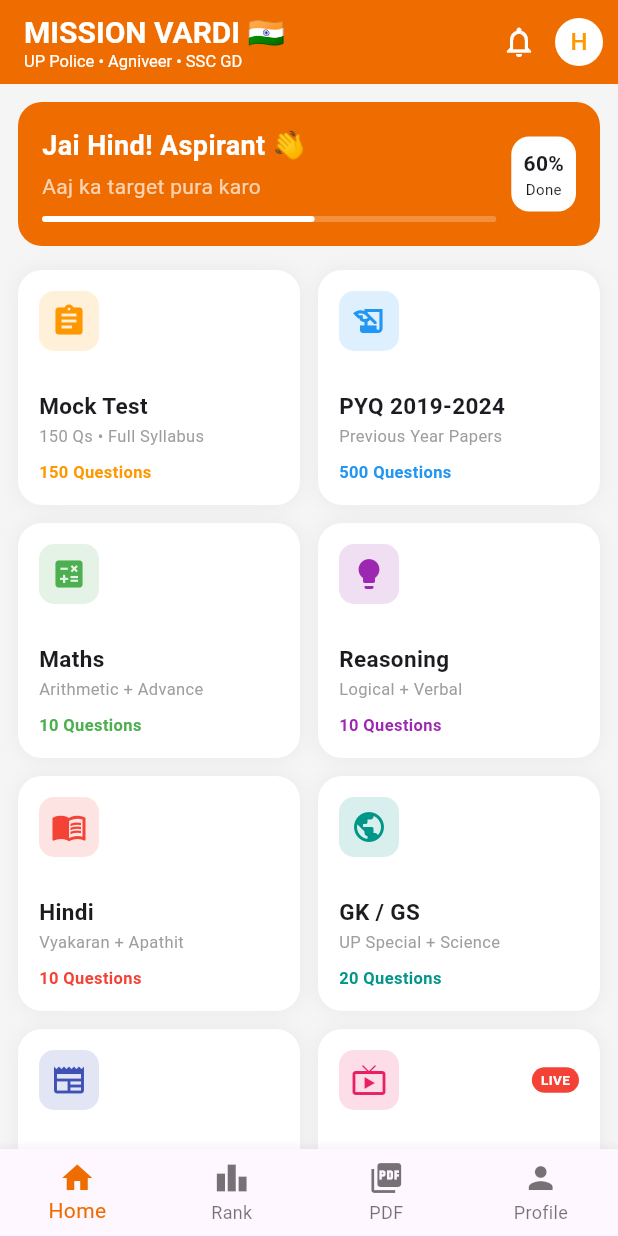
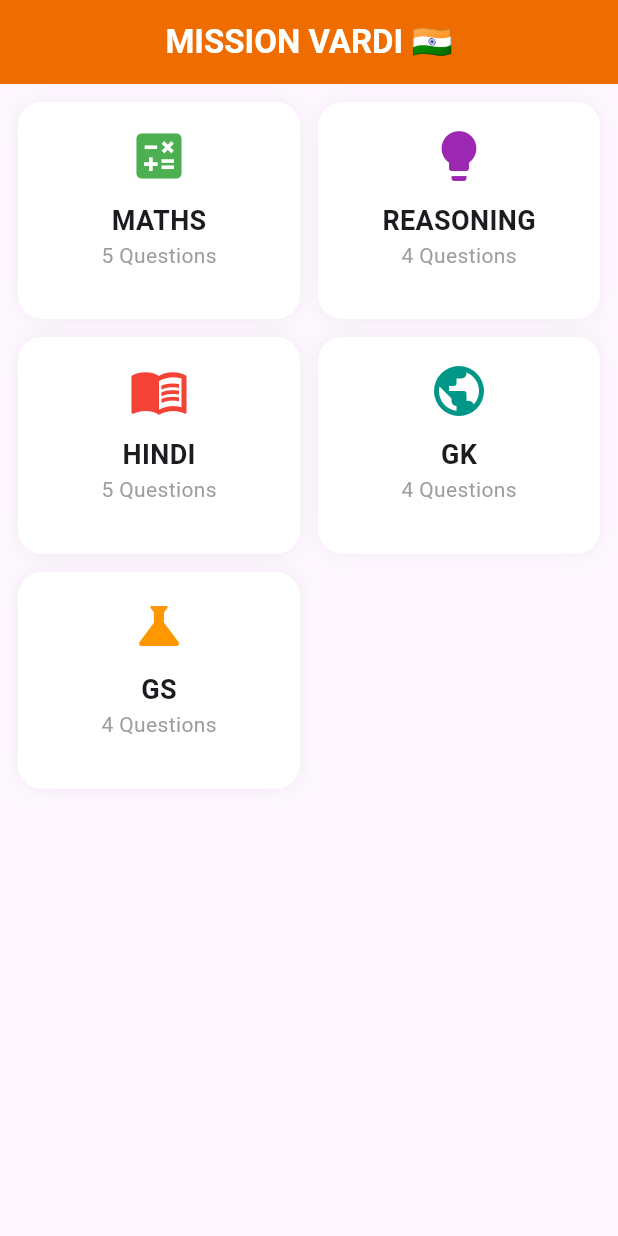
Before and after one commit to himanshukumar8391-svg/Mission-Vardi, a Flutter app: the screen it shows after launch, on a phone screen of 412 x 824 dp. Run offline on Flutter 3.47's test engine with Material 3 defaults, Android fonts, the phone set to English and light mode, and no system bars; our stand-ins replace google_fonts.

Commit message:
Update main.dart

```diff
--- a/lib/main.dart
+++ b/lib/main.dart
@@ -1,4 +1,5 @@
 import 'package:flutter/material.dart';
+import 'package:google_fonts/google_fonts.dart';
 
 void main() => runApp(const MissionVardiApp());
 
@@ -9,7 +10,7 @@ class MissionVardiApp extends StatelessWidget {
     return MaterialApp(
       debugShowCheckedModeBanner: false,
       title: 'MISSION VARDI',
-      theme: ThemeData(primarySwatch: Colors.orange, scaffoldBackgroundColor: const Color(0xFFF8F8F8)),
+      theme: ThemeData(primarySwatch: Colors.orange),
       home: const HomeScreen(),
     );
   }
@@ -20,92 +21,78 @@ class Question {
   Question(this.q, this.o, this.ans);
 }
 
-// DATA FOR ALL SUBJECTS
 final Map<String, List<Question>> qb = {
-  "Maths": [Question("20% of 150?", ["30","40","20","50"], 0), Question("15x12=?", ["180","150","200","170"], 0), Question("Average 10,20,30?", ["15","20","25","30"], 1), Question("√64=?", ["6","8","9","7"], 1), Question("2+2*2=?", ["6","8","4","10"], 0)],
-  "Reasoning": [Question("Odd: 2,4,6,7?", ["7","2","4","6"], 0), Question("Series 2,4,8,16,?", ["32","24","30","18"], 0), Question("A north, right east?", ["East","West","North","South"], 0), Question("CAT=3, DOG=3, MAN=?", ["3","2","4","5"], 0), Question("Mirror 12:15?", ["11:45","12:15","9:45","10:15"], 0)],
-  "Hindi": [Question("'Veer' ka vilom?", ["Kayar","Bahadur","Nidar","Balwan"], 0), Question("Varn kitne?", ["52","44","50","48"], 0), Question("'Phool' paryay?", ["Pushp","Ped","Paudha","Patthar"], 0), Question("'Imandari' shabd?", ["Bhavvachak","Jativachak","Vyakti","Sarvnam"], 0), Question("Vachan ke bhed?", ["2","3","4","5"], 0)],
-  "GK": [Question("Army Day?", ["15 Jan","26 Jan","15 Aug","8 Oct"], 0), Question("Kargil War?", ["1999","1971","1965","2001"], 0), Question("National Animal?", ["Tiger","Lion","Elephant","Peacock"], 0), Question("Taj Mahal?", ["Agra","Delhi","Jaipur","Lucknow"], 0), Question("First PM?", ["Nehru","Modi","Gandhi","Patel"], 0)],
-  "GS": [Question("H2O?", ["Pani","Namak","Chini","O2"], 0), Question("Heart chambers?", ["4","2","3","5"], 0), Question("Light speed?", ["3 lakh km/s","1 lakh","5 lakh","2 lakh"], 0), Question("Gravity?", ["Newton","Einstein","Galileo","Tesla"], 0), Question("Vitamin C kami?", ["Scurvy","Rickets","Night blindness","Anemia"], 0)],
-  "Mock Test": [Question("Mock Q1: 10+20=?", ["30","20","10","40"], 0), Question("Mock Q2: UP Police 2024?", ["GK","GS","Both","None"], 2)],
-  "PYQ": [Question("PYQ 2024:...?", ["A","B","C","D"], 0)],
-  "Current Affairs": [Question("Current 2025 PM?", ["Modi","Rahul","Yogi","None"], 0)],
+  "MATHS": [
+    Question("10, 20, 30 का औसत क्या होगा?", ["15", "20", "25", "30"], 1),
+    Question("100 का 20% कितना होगा?", ["20", "30", "10", "25"], 0),
+    Question("15 × 12 का मान?", ["180", "150", "170", "200"], 0),
+    Question("√64 का मान क्या है?", ["6", "7", "8", "9"], 2),
+    Question("5% of 200 =?", ["10", "20", "15", "5"], 0),
+  ],
+  "REASONING": [
+    Question("श्रृंखला पूरी करें: 2, 4, 8, 16,?", ["24", "32", "30", "20"], 1),
+    Question("विषम चुनें: 2, 4, 6, 7", ["2", "4", "6", "7"], 3),
+    Question("यदि आज सोमवार है, तो 61 दिन बाद कौन सा दिन होगा?", ["शनिवार", "रविवार", "सोमवार", "मंगलवार"], 0),
+    Question("मेरी माँ के बेटे का तुमसे क्या रिश्ता?", ["भाई", "पिता", "चाचा", "मामा"], 0),
+  ],
+  "HINDI": [
+    Question("'वीर' का विलोम शब्द क्या है?", ["कायर", "बहादुर", "निडर", "बलवान"], 0),
+    Question("'फूल' का पर्यायवाची शब्द है?", ["पुष्प", "पत्थर", "पौधा", "पेड़"], 0),
+    Question("'ईमानदारी' कौन सी संज्ञा है?", ["भाववाचक", "जातिवाचक", "व्यक्तिवाचक", "सर्वनाम"], 0),
+    Question("'आँख का तारा' मुहावरे का अर्थ है?", ["बहुत प्यारा", "दुश्मन", "अंधा", "गुस्सा"], 0),
+    Question("शुद्ध शब्द कौन सा है?", ["उज्ज्वल", "उजवल", "उज्जवल", "उज्वल"], 0),
+  ],
+  "GK": [
+    Question("भारतीय सेना दिवस कब मनाया जाता है?", ["15 जनवरी", "26 जनवरी", "15 अगस्त", "8 अक्टूबर"], 0),
+    Question("कारगिल विजय दिवस कब है?", ["26 जुलाई", "15 अगस्त", "26 जनवरी", "5 सितम्बर"], 0),
+    Question("ताजमहल कहाँ स्थित है?", ["आगरा", "दिल्ली", "जयपुर", "लखनऊ"], 0),
+    Question("भारत का राष्ट्रीय पशु कौन है?", ["बाघ", "शेर", "हाथी", "मोर"], 0),
+  ],
+  "GS": [
+    Question("विटामिन C की कमी से कौन सा रोग होता है?", ["स्कर्वी", "रतौंधी", "एनीमिया", "रickets"], 0),
+    Question("मानव हृदय में कितने कक्ष होते हैं?", ["2", "3", "4", "5"], 2),
+    Question("प्रकाश की गति कितनी है?", ["3 लाख किमी/से", "1 लाख", "5 लाख", "2 लाख"], 0),
+    Question("H2O क्या है?", ["पानी", "नमक", "चीनी", "ऑक्सीजन"], 0),
+  ],
 };
 
 class HomeScreen extends StatelessWidget {
   const HomeScreen({super.key});
   @override
   Widget build(BuildContext context) {
-    final List<Map<String,dynamic>> items = [
-      {"title":"Mock Test","sub":"150 Qs • Full Syllabus","icon":Icons.assignment,"color":Colors.orange,"count":150},
-      {"title":"PYQ 2019-2024","sub":"Previous Year Papers","icon":Icons.history_edu,"color":Colors.blue,"count":500},
-      {"title":"Maths","sub":"Arithmetic + Advance","icon":Icons.calculate,"color":Colors.green,"count":10},
-      {"title":"Reasoning","sub":"Logical + Verbal","icon":Icons.lightbulb,"color":Colors.purple,"count":10},
-      {"title":"Hindi","sub":"Vyakaran + Apathit","icon":Icons.menu_book,"color":Colors.red,"count":10},
-      {"title":"GK / GS","sub":"UP Special + Science","icon":Icons.public,"color":Colors.teal,"count":20},
-      {"title":"Current Affairs","sub":"Daily + Monthly PDF","icon":Icons.newspaper,"color":Colors.indigo,"count":10},
-      {"title":"Daily Live Quiz","sub":"8 PM - Rank + Prize","icon":Icons.live_tv,"color":Colors.pink,"count":10, "live":true},
+    final items = [
+      {"title":"MATHS","icon":Icons.calculate,"color":Colors.green},
+      {"title":"REASONING","icon":Icons.lightbulb,"color":Colors.purple},
+      {"title":"HINDI","icon":Icons.menu_book,"color":Colors.red},
+      {"title":"GK","icon":Icons.public,"color":Colors.teal},
+      {"title":"GS","icon":Icons.science,"color":Colors.orange},
     ];
-
     return Scaffold(
-      backgroundColor: const Color(0xFFF5F5F5),
       appBar: AppBar(
-        backgroundColor: Colors.orange.shade800,
-        foregroundColor: Colors.white,
-        elevation: 0,
-        title: const Column(crossAxisAlignment: CrossAxisAlignment.start, children: [
-          Text("MISSION VARDI 🇮🇳", style: TextStyle(fontWeight: FontWeight.bold, fontSize: 20)),
-          Text("UP Police • Agniveer • SSC GD", style: TextStyle(fontSize: 11))
-        ]),
-        actions: [IconButton(onPressed: (){}, icon: const Icon(Icons.notifications_none)), const CircleAvatar(radius: 16, backgroundColor: Colors.white, child: Text("H", style: TextStyle(color: Colors.orange))), const SizedBox(width: 10)],
+        title: const Text('MISSION VARDI 🇮🇳', style: TextStyle(fontWeight: FontWeight.bold)),
+        backgroundColor: Colors.orange.shade800, foregroundColor: Colors.white, centerTitle: true,
       ),
-      body: SingleChildScrollView(
+      body: GridView.builder(
         padding: const EdgeInsets.all(12),
-        child: Column(children: [
-          Container(padding: const EdgeInsets.all(16), decoration: BoxDecoration(color: Colors.orange.shade800, borderRadius: BorderRadius.circular(16)), child: Row(children: [Expanded(child: Column(crossAxisAlignment: CrossAxisAlignment.start, children: [const Text("Jai Hind! Aspirant 👋", style: TextStyle(color: Colors.white, fontWeight: FontWeight.bold, fontSize: 18)), const SizedBox(height: 4), const Text("Aaj ka target pura karo", style: TextStyle(color: Colors.white70)), const SizedBox(height: 10), LinearProgressIndicator(value: 0.6, backgroundColor: Colors.white24, color: Colors.white, borderRadius: BorderRadius.circular(10))])), const SizedBox(width: 10), Container(padding: const EdgeInsets.all(8), decoration: BoxDecoration(color: Colors.white, borderRadius: BorderRadius.circular(12)), child: const Column(children: [Text("60%", style: TextStyle(fontWeight: FontWeight.bold)), Text("Done", style: TextStyle(fontSize: 10))]))])),
-          const SizedBox(height: 16),
-          GridView.builder(
-            shrinkWrap: true,
-            physics: const NeverScrollableScrollPhysics(),
-            gridDelegate: const SliverGridDelegateWithFixedCrossAxisCount(crossAxisCount: 2, crossAxisSpacing: 12, mainAxisSpacing: 12, childAspectRatio: 1.2),
+        gridDelegate: const SliverGridDelegateWithFixedCrossAxisCount(crossAxisCount: 2, crossAxisSpacing: 12, mainAxisSpacing: 12, childAspectRatio: 1.3),
         itemCount: items.length,
-            itemBuilder: (context, i){
+        itemBuilder: (c,i){
           final it = items[i];
           return GestureDetector(
-                onTap: (){
-                  String key = it['title'];
-                  if(key=="GK / GS") key="GK";
-                  if(key=="Mock Test" || key=="PYQ 2019-2024" || key=="Current Affairs" || key=="Daily Live Quiz") key="GK";
-                  // For demo, open quiz
-                  Navigator.push(context, MaterialPageRoute(builder: (_) => QuizScreen(category: it['title'], questions: qb[key]?? qb["GK"]!)));
-                },
+            onTap: () => Navigator.push(c, MaterialPageRoute(builder: (_) => QuizScreen(category: it['title'] as String, questions: qb[it['title']]!))),
             child: Container(
               decoration: BoxDecoration(color: Colors.white, borderRadius: BorderRadius.circular(16), boxShadow: [BoxShadow(color: Colors.black.withOpacity(0.05), blurRadius: 10)]),
-                  padding: const EdgeInsets.all(14),
-                  child: Column(crossAxisAlignment: CrossAxisAlignment.start, children: [
-                    Row(mainAxisAlignment: MainAxisAlignment.spaceBetween, children: [
-                      Container(padding: const EdgeInsets.all(8), decoration: BoxDecoration(color: (it['color'] as Color).withOpacity(0.15), borderRadius: BorderRadius.circular(10)), child: Icon(it['icon'], color: it['color'])),
-                      if(it['live']==true) Container(padding: const EdgeInsets.symmetric(horizontal: 6, vertical: 2), decoration: BoxDecoration(color: Colors.red, borderRadius: BorderRadius.circular(20)), child: const Text("LIVE", style: TextStyle(color: Colors.white, fontSize: 9, fontWeight: FontWeight.bold)))
-                    ]),
-                    const Spacer(),
-                    Text(it['title'], style: const TextStyle(fontWeight: FontWeight.bold, fontSize: 15)),
-                    const SizedBox(height: 2),
-                    Text(it['sub'], style: const TextStyle(fontSize: 11, color: Colors.grey)),
-                    const SizedBox(height: 8),
-                    Text("${it['count']} Questions", style: TextStyle(fontSize: 11, color: it['color'], fontWeight: FontWeight.bold)),
+              padding: const EdgeInsets.all(16),
+              child: Column(children: [
+                Icon(it['icon'] as IconData, size: 40, color: it['color'] as Color),
+                const SizedBox(height: 10),
+                Text(it['title'] as String, style: const TextStyle(fontWeight: FontWeight.bold, fontSize: 18)),
+                Text("${qb[it['title']]!.length} Questions", style: const TextStyle(color: Colors.grey)),
               ]),
             ),
           );
         },
-          )
-        ]),
       ),
-      bottomNavigationBar: BottomNavigationBar(type: BottomNavigationBarType.fixed, selectedItemColor: Colors.orange.shade800, items: const [
-        BottomNavigationBarItem(icon: Icon(Icons.home), label: "Home"),
-        BottomNavigationBarItem(icon: Icon(Icons.leaderboard), label: "Rank"),
-        BottomNavigationBarItem(icon: Icon(Icons.picture_as_pdf), label: "PDF"),
-        BottomNavigationBarItem(icon: Icon(Icons.person), label: "Profile"),
-      ]),
     );
   }
 }
@@ -115,29 +102,50 @@ class QuizScreen extends StatefulWidget {
   const QuizScreen({super.key, required this.category, required this.questions});
   @override State<QuizScreen> createState() => _QuizScreenState();
 }
+
 class _QuizScreenState extends State<QuizScreen> {
   int current=0, score=0; bool answered=false; int? selected;
   void nextQ(){
     if(current < widget.questions.length-1){ setState((){current++; answered=false; selected=null;});}
-    else{ showDialog(context: context, builder: (_)=> AlertDialog(title: Text("${widget.category} Complete!"), content: Text("Score: $score/${widget.questions.length}\nJai Hind!"), actions: [TextButton(onPressed: (){Navigator.pop(context); Navigator.pop(context);}, child: const Text("HOME"))]));}
+    else{ showDialog(context: context, builder: (_)=> AlertDialog(title: const Text("Quiz Complete!"), content: Text("Score: $score / ${widget.questions.length}\nJai Hind! 🇮🇳"), actions: [TextButton(onPressed: (){Navigator.pop(context); Navigator.pop(context);}, child: const Text("HOME"))]));}
   }
   @override
   Widget build(BuildContext context) {
     final q = widget.questions[current];
     return Scaffold(
-      appBar: AppBar(title: Text("${widget.category} - ${current+1}/${widget.questions.length}"), backgroundColor: Colors.orange.shade800, foregroundColor: Colors.white),
+      appBar: AppBar(title: Text("${widget.category} - Q ${current+1}/${widget.questions.length}"), backgroundColor: Colors.orange.shade800, foregroundColor: Colors.white),
       body: Padding(padding: const EdgeInsets.all(16), child: Column(crossAxisAlignment: CrossAxisAlignment.stretch, children: [
+        // English UI
+        Row(mainAxisAlignment: MainAxisAlignment.spaceBetween, children: [Text("Category: ${widget.category}", style: const TextStyle(fontWeight: FontWeight.bold)), Text("Score: $score", style: TextStyle(fontWeight: FontWeight.bold, color: Colors.green.shade700))]),
+        const SizedBox(height: 10),
         LinearProgressIndicator(value: (current+1)/widget.questions.length, color: Colors.orange),
         const SizedBox(height: 20),
-        Container(padding: const EdgeInsets.all(16), decoration: BoxDecoration(color: Colors.orange.shade50, borderRadius: BorderRadius.circular(12), border: Border.all(color: Colors.orange)), child: Text(q.q, style: const TextStyle(fontSize: 19, fontWeight: FontWeight.bold))),
+        // HINDI FONT ONLY FOR QUESTION
+        Container(
+          padding: const EdgeInsets.all(16),
+          decoration: BoxDecoration(color: Colors.orange.shade50, borderRadius: BorderRadius.circular(12), border: Border.all(color: Colors.orange)),
+          child: Text(q.q, style: GoogleFonts.mukta(fontSize: 21, fontWeight: FontWeight.bold, color: Colors.black)), // <-- Hindi font yaha
+        ),
         const SizedBox(height: 20),
       ...List.generate(q.o.length, (i){
           Color col = Colors.white;
           if(answered){ if(i==q.ans) col=Colors.green.shade200; else if(i==selected && i!=q.ans) col=Colors.red.shade200;}
-          return Container(margin: const EdgeInsets.only(bottom: 10), child: ElevatedButton(style: ElevatedButton.styleFrom(backgroundColor: col, foregroundColor: Colors.black, padding: const EdgeInsets.all(14)), onPressed: answered? null : (){setState((){selected=i; answered=true;}); if(i==q.ans) score++;}, child: Text("${['A','B','C','D'][i]}. ${q.o[i]}")));
+          return Container(
+            margin: const EdgeInsets.only(bottom: 10),
+            child: ElevatedButton(
+              style: ElevatedButton.styleFrom(backgroundColor: col, foregroundColor: Colors.black, padding: const EdgeInsets.all(14)),
+              onPressed: answered? null : (){setState((){selected=i; answered=true;}); if(i==q.ans) score++;},
+              // Option A,B,C,D English, but content Hindi font
+              child: Align(alignment: Alignment.centerLeft, child: Text("${['A','B','C','D'][i]}. ${q.o[i]}", style: GoogleFonts.mukta(fontSize: 18, fontWeight: FontWeight.w500))),
+            ),
+          );
         }),
         const Spacer(),
-        ElevatedButton(style: ElevatedButton.styleFrom(backgroundColor: Colors.green.shade700, foregroundColor: Colors.white, padding: const EdgeInsets.all(16)), onPressed: answered? nextQ : null, child: Text(current==widget.questions.length-1? "FINISH":"NEXT")),
+        ElevatedButton(
+          style: ElevatedButton.styleFrom(backgroundColor: Colors.green.shade700, foregroundColor: Colors.white, padding: const EdgeInsets.all(16)),
+          onPressed: answered? nextQ : null,
+          child: Text(current==widget.questions.length-1? "FINISH" : "NEXT", style: const TextStyle(fontSize: 16, fontWeight: FontWeight.bold)), // English UI
+        ),
       ])),
     );
   }
```
Lines whose indentation alone changed are shown as unchanged.
